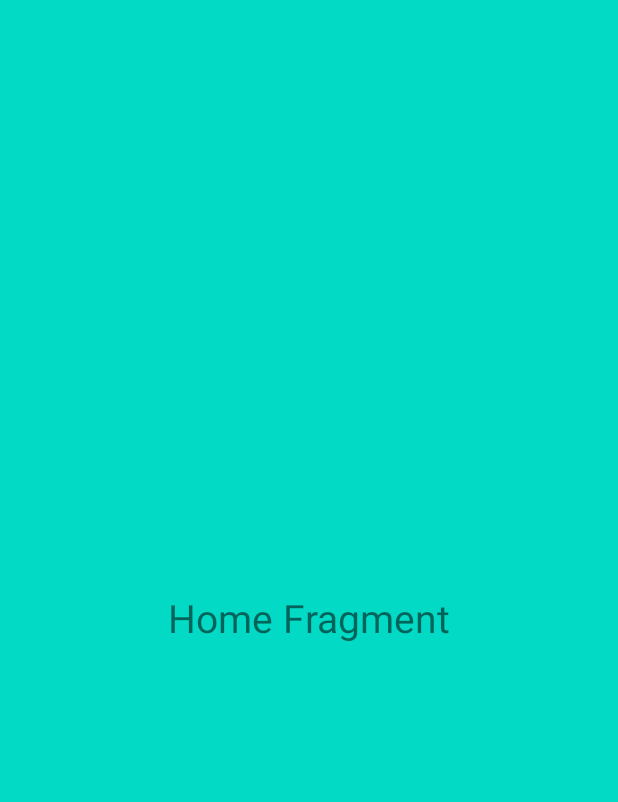
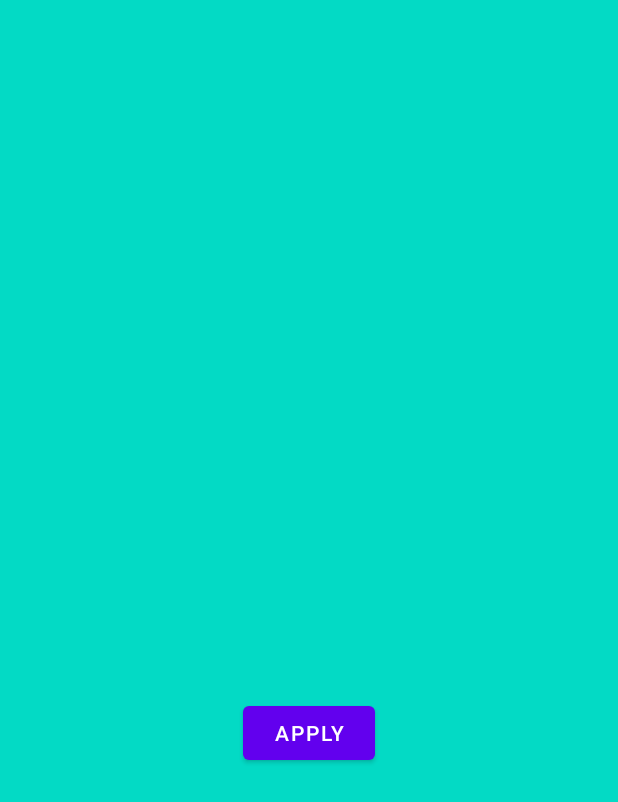
Before and after one commit to liusteven2/3D_Printer_1, an Android app: the fragment Home shown on its own in the app's theme, on a phone screen of 412 x 824 dp. Shown: the top 802 px of the screen. Run offline under Robolectric (Android 15) with nearby library versions, the phone set to English and light mode, and no system bars.

Commit message:
Failed to send data across home to formatting fragment

```diff
--- a/app/src/main/java/com/example/a3d_printer_1/Home.kt
+++ b/app/src/main/java/com/example/a3d_printer_1/Home.kt
@@ -5,55 +5,84 @@ import androidx.fragment.app.Fragment
 import android.view.LayoutInflater
 import android.view.View
 import android.view.ViewGroup
+import android.widget.Button
+import android.widget.EditText
 
-// TODO: Rename parameter arguments, choose names that match
-// the fragment initialization parameters, e.g. ARG_ITEM_NUMBER
-private const val ARG_PARAM1 = "param1"
-private const val ARG_PARAM2 = "param2"
 
-/**
- * A simple [Fragment] subclass.
- * Use the [Home.newInstance] factory method to
- * create an instance of this fragment.
- */
 class Home : Fragment() {
-    // TODO: Rename and change types of parameters
-    private var param1: String? = null
-    private var param2: String? = null
-
-    override fun onCreate(savedInstanceState: Bundle?) {
-        super.onCreate(savedInstanceState)
-        arguments?.let {
-            param1 = it.getString(ARG_PARAM1)
-            param2 = it.getString(ARG_PARAM2)
-        }
-    }
 
     override fun onCreateView(
         inflater: LayoutInflater, container: ViewGroup?,
         savedInstanceState: Bundle?
     ): View? {
         // Inflate the layout for this fragment
-        return inflater.inflate(R.layout.fragment_home, container, false)
+        val view = inflater.inflate(R.layout.fragment_home, container, false)
+        val btn : Button = view.findViewById(R.id.button)
+        btn.setOnClickListener{
+            val editText : EditText = view.findViewById(R.id.ediText)
+            val input = editText.text.toString()
+            val bundle = Bundle()
+            bundle.putString("data",input)
+            val fragment = Formatting()
+            fragment.arguments = bundle
+            childFragmentManager?.beginTransaction()?.replace(R.id.bottomNavigationView,fragment)?.commit()
+        }
+            return view
     }
 
-    companion object {
-        /**
-         * Use this factory method to create a new instance of
-         * this fragment using the provided parameters.
-         *
-         * @param param1 Parameter 1.
-         * @param param2 Parameter 2.
-         * @return A new instance of fragment Home.
-         */
-        // TODO: Rename and change types and number of parameters
-        @JvmStatic
-        fun newInstance(param1: String, param2: String) =
-            Home().apply {
-                arguments = Bundle().apply {
-                    putString(ARG_PARAM1, param1)
-                    putString(ARG_PARAM2, param2)
-                }
-            }
-    }
 }
+
+
+////COMMENTED OUT TO TEST VIDEO, ORIGINAL LINES 9-60===========================================
+//// TODO: Rename parameter arguments, choose names that match
+//// the fragment initialization parameters, e.g. ARG_ITEM_NUMBER
+//private const val ARG_PARAM1 = "param1"
+//private const val ARG_PARAM2 = "param2"
+//
+///**
+// * A simple [Fragment] subclass.
+// * Use the [Home.newInstance] factory method to
+// * create an instance of this fragment.
+// */
+//class Home : Fragment() {
+//    // TODO: Rename and change types of parameters
+//    private var param1: String? = null
+//    private var param2: String? = null
+//
+//    override fun onCreate(savedInstanceState: Bundle?) {
+//        super.onCreate(savedInstanceState)
+//        arguments?.let {
+//            param1 = it.getString(ARG_PARAM1)
+//            param2 = it.getString(ARG_PARAM2)
+//        }
+//    }
+//
+//    override fun onCreateView(
+//        inflater: LayoutInflater, container: ViewGroup?,
+//        savedInstanceState: Bundle?
+//    ): View? {
+//        // Inflate the layout for this fragment
+//        return inflater.inflate(R.layout.fragment_home, container, false)
+//    }
+//
+//    companion object {
+//        /**
+//         * Use this factory method to create a new instance of
+//         * this fragment using the provided parameters.
+//         *
+//         * @param param1 Parameter 1.
+//         * @param param2 Parameter 2.
+//         * @return A new instance of fragment Home.
+//         */
+//        // TODO: Rename and change types and number of parameters
+//        @JvmStatic
+//        fun newInstance(param1: String, param2: String) =
+//            Home().apply {
+//                arguments = Bundle().apply {
+//                    putString(ARG_PARAM1, param1)
+//                    putString(ARG_PARAM2, param2)
+//                }
+//            }
+//    }
+//}
+////COMMENTED OUT TO TEST VIDEO, ORIGINAL LINES 9-60===========================================
--- a/app/src/main/res/layout/fragment_formatting.xml
+++ b/app/src/main/res/layout/fragment_formatting.xml
@@ -8,6 +8,7 @@
 
     <!-- TODO: Update blank fragment layout -->
     <TextView
+        android:id="@+id/textView"
         android:layout_width="wrap_content"
         android:layout_height="wrap_content"
         android:text="Formatting Fragment"
--- a/app/src/main/res/layout/fragment_home.xml
+++ b/app/src/main/res/layout/fragment_home.xml
@@ -1,17 +1,59 @@
 <?xml version="1.0" encoding="utf-8"?>
-<FrameLayout xmlns:android="http://schemas.android.com/apk/res/android"
+<!--<FrameLayout xmlns:android="http://schemas.android.com/apk/res/android"-->
+<!--    xmlns:tools="http://schemas.android.com/tools"-->
+<!--    android:layout_width="match_parent"-->
+<!--    android:layout_height="match_parent"-->
+<!--    android:background="@color/teal_200"-->
+<!--    tools:context=".Home">-->
+
+<!--    &lt;!&ndash; TODO: Update blank fragment layout &ndash;&gt;-->
+<!--&lt;!&ndash;    <TextView&ndash;&gt;-->
+<!--&lt;!&ndash;        android:layout_width="wrap_content"&ndash;&gt;-->
+<!--&lt;!&ndash;        android:layout_height="wrap_content"&ndash;&gt;-->
+<!--&lt;!&ndash;        android:text="Home Fragment"&ndash;&gt;-->
+<!--&lt;!&ndash;        android:textSize="26dp"&ndash;&gt;-->
+<!--&lt;!&ndash;        android:layout_gravity="center"/>&ndash;&gt;-->
+<!--    <EditText-->
+<!--        android:id="@+id/ediText"-->
+<!--        android:layout_width="350dp"-->
+<!--        android:layout_height="wrap_content"-->
+<!--        android:layout_gravity="center"/>-->
+
+<!--    <Button-->
+<!--        android:id="@+id/button"-->
+<!--        android:layout_width="wrap_content"-->
+<!--        android:layout_height="wrap_content"-->
+<!--        android:layout_gravity="fill_vertical"-->
+<!--        android:text="Apply"-->
+
+<!--</FrameLayout>-->
+
+<androidx.constraintlayout.widget.ConstraintLayout xmlns:android="http://schemas.android.com/apk/res/android"
+    xmlns:app="http://schemas.android.com/apk/res-auto"
     xmlns:tools="http://schemas.android.com/tools"
     android:layout_width="match_parent"
     android:layout_height="match_parent"
     android:background="@color/teal_200"
     tools:context=".Home">
 
-    <!-- TODO: Update blank fragment layout -->
-    <TextView
+    <EditText
+        android:id="@+id/ediText"
+        android:layout_width="350dp"
+        android:layout_height="wrap_content"
+        app:layout_constraintBottom_toBottomOf="parent"
+        app:layout_constraintEnd_toEndOf="parent"
+        app:layout_constraintStart_toStartOf="parent"
+        app:layout_constraintTop_toTopOf="parent" />
+
+
+    <Button
+        android:id="@+id/button"
         android:layout_width="wrap_content"
         android:layout_height="wrap_content"
-        android:text="Home Fragment"
-        android:textSize="26dp"
-        android:layout_gravity="center"/>
+        android:text="Apply"
+        app:layout_constraintTop_toBottomOf="@+id/ediText"
+        app:layout_constraintLeft_toLeftOf="parent"
+        app:layout_constraintRight_toRightOf="parent"
+        android:layout_marginTop="30dp"/>
 
-</FrameLayout>
+</androidx.constraintlayout.widget.ConstraintLayout>
--- a/app/src/main/res/layout/fragment_library.xml
+++ b/app/src/main/res/layout/fragment_library.xml
@@ -3,7 +3,7 @@
     xmlns:tools="http://schemas.android.com/tools"
     android:layout_width="match_parent"
     android:layout_height="match_parent"
-    android:background="@color/rose"
+    android:background="#800000"
     tools:context=".Library">
 
     <!-- TODO: Update blank fragment layout -->
```
Also changed, not shown: app/src/main/java/com/example/a3d_printer_1/Formatting.kt (+62 -41 lines).
